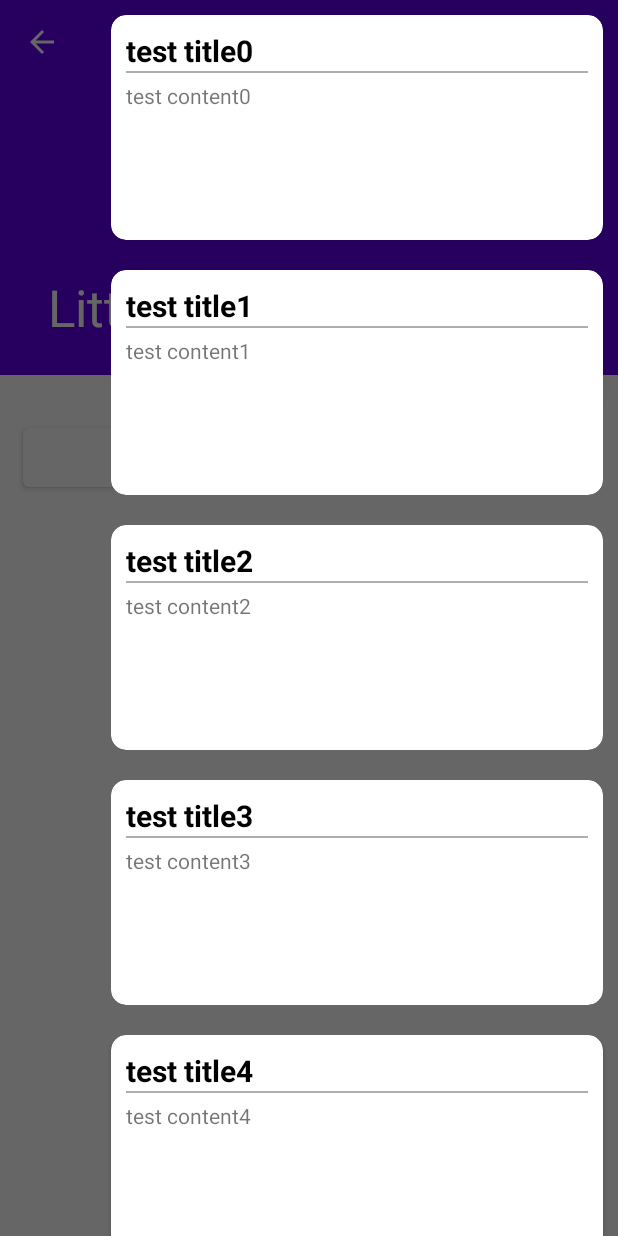
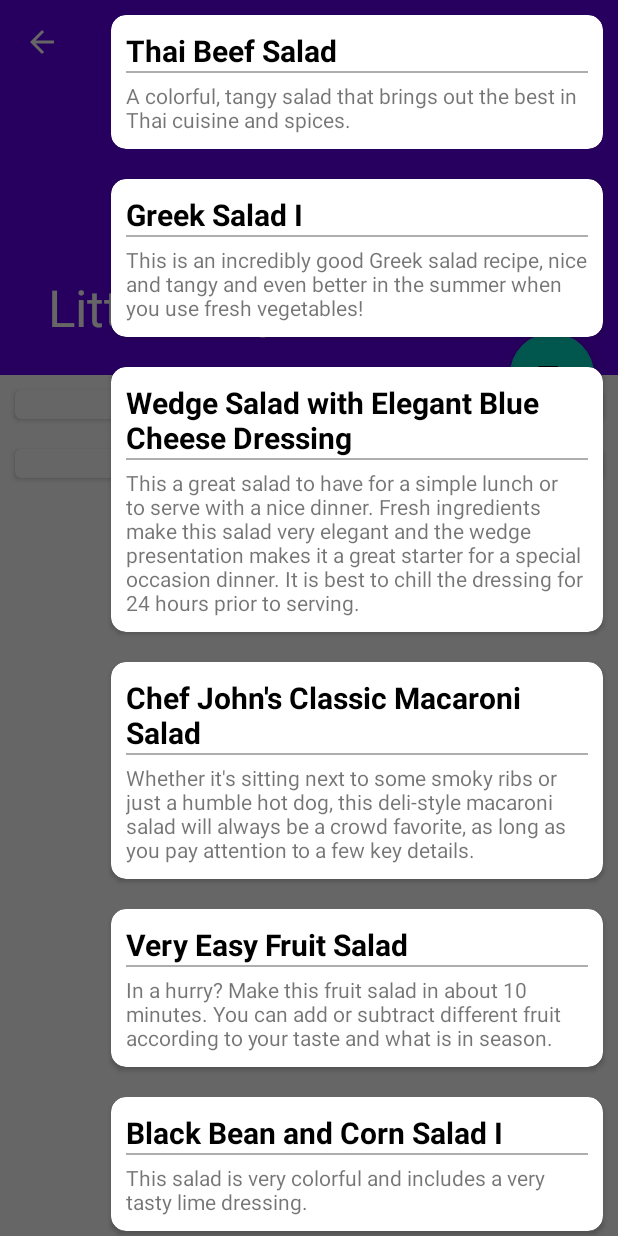
Before and after one commit to Mai-hh/PSIntership, an Android app: the RecipeActivity screen opened directly, with no data from a screen before it, with the side drawer open, on a phone screen of 412 x 824 dp. Run offline under Robolectric (Android 15) with nearby library versions, the phone set to English and light mode, and no system bars; our stand-ins replace data binding.

Commit message:
在线IDE　ｔｅｓｔ

```diff
--- a/LittleRecipes/app/src/main/java/com/maihao/littlerecipes/activity/RecipeActivity.java
+++ b/LittleRecipes/app/src/main/java/com/maihao/littlerecipes/activity/RecipeActivity.java
@@ -7,9 +7,11 @@ import androidx.appcompat.widget.Toolbar;
 import androidx.core.view.GravityCompat;
 import androidx.databinding.DataBindingUtil;
 import androidx.drawerlayout.widget.DrawerLayout;
+import androidx.lifecycle.ViewModelProvider;
 
 import android.content.Intent;
 import android.os.Bundle;
+import android.util.Log;
 import android.view.MenuItem;
 import android.view.View;
 import android.view.WindowManager;
@@ -18,6 +20,7 @@ import com.google.android.material.appbar.CollapsingToolbarLayout;
 import com.google.android.material.floatingactionbutton.FloatingActionButton;
 import com.maihao.littlerecipes.R;
 import com.maihao.littlerecipes.databinding.ActivityRecipeBinding;
+import com.maihao.littlerecipes.viewmodel.QueryDataViewModel;
 
 public class RecipeActivity extends AppCompatActivity implements View.OnClickListener {
 
@@ -31,20 +34,29 @@ public class RecipeActivity extends AppCompatActivity implements View.OnClickLis
 
     CollapsingToolbarLayout toolbarLayout;
 
+    private QueryDataViewModel viewModel;
+
     @Override
     protected void onCreate(Bundle savedInstanceState) {
         super.onCreate(savedInstanceState);
         getWindow().setFlags(WindowManager.LayoutParams.FLAG_FULLSCREEN,WindowManager.LayoutParams.FLAG_FULLSCREEN);
         Intent intent = getIntent();
+//        viewModel = new ViewModelProvider(this, new ViewModelProvider.NewInstanceFactory()).get(QueryDataViewModel.class);
+//        viewModel.imageSrc.setValue(intent.getStringExtra("ImageSrc"));
+
         binding = DataBindingUtil.setContentView(this, R.layout.activity_recipe);
+        binding.setViewModel(viewModel);
         button = binding.chooseRecipesFloatingButton;
         toolbar = binding.recipeToolbar;
         toolbarLayout = binding.collapsingToolbar;
         mDrawerLayout = (DrawerLayout) binding.getRoot();
         button.setOnClickListener(this);
         initActionBar();
-        binding.collapsingToolbar.setTitle(intent.getStringExtra("title"));
+        toolbarLayout.setTitle(intent.getStringExtra("title"));
+        // todo 这句注释掉是希望用viewModel绑定
         binding.recipeImageView.setImageResource(intent.getIntExtra("imageId", 0));
+        binding.ingredientsTextView.setText(intent.getStringExtra("ingredients"));
+        binding.proceduresTextView.setText(intent.getStringExtra("procedures"));
     }
 
     private void initActionBar() {
--- a/LittleRecipes/app/src/main/java/com/maihao/littlerecipes/adapter/MainViewAdapter.java
+++ b/LittleRecipes/app/src/main/java/com/maihao/littlerecipes/adapter/MainViewAdapter.java
@@ -65,7 +65,9 @@ public class MainViewAdapter extends RecyclerView.Adapter<MainViewAdapter.MainVi
                 Intent intent = new Intent(mContext, RecipeActivity.class);
                 intent.putExtra("title", viewModel.title.getValue());
                 intent.putExtra("imageId", viewModel.imageId.getValue());
+                intent.putExtra("imageSrc", viewModel.imageSrc.getValue());
                 intent.putExtra("ingredients", viewModel.ingredients.getValue());
+                intent.putExtra("procedures", viewModel.procedures.getValue());
                 // todo 其他属性
                 mContext.startActivity(intent);
                 if (mContext instanceof RecipeActivity) {
--- a/LittleRecipes/app/src/main/java/com/maihao/littlerecipes/fragment/ChooseRecipesFragment.java
+++ b/LittleRecipes/app/src/main/java/com/maihao/littlerecipes/fragment/ChooseRecipesFragment.java
@@ -37,7 +37,7 @@ public class ChooseRecipesFragment extends Fragment {
     @Override
     public View onCreateView(@NonNull LayoutInflater inflater, @Nullable ViewGroup container, @Nullable Bundle savedInstanceState) {
         binding = DataBindingUtil.inflate(inflater, R.layout.fragment_choose_recipes, container, false);
-        // todo：测试，之后记得改成MVVM形式
+
         initData();
 
         mRecyclerView = binding.recipesRecyclerView;
@@ -50,18 +50,73 @@ public class ChooseRecipesFragment extends Fragment {
 
     private void initData() {
 
+        String[] titles = {
+                "Thai Beef Salad",
+                "Greek Salad I",
+                "Wedge Salad with Elegant Blue Cheese Dressing",
+                "Chef John's Classic Macaroni Salad",
+                "Very Easy Fruit Salad",
+                "Black Bean and Corn Salad I",
+                "Black Bean and Corn Salad II",
+                "Asian Coleslaw",
+                "Chef John's Ranch Dressing",
+                "Strawberry Spinach Salad I"};
+
+        String[] contents = {
+                "A colorful, tangy salad that brings out the best in Thai cuisine and spices.",
+                "This is an incredibly good Greek salad recipe, nice and tangy and even better in the summer when you use fresh vegetables!",
+                "This a great salad to have for a simple lunch or to serve with a nice dinner. Fresh ingredients make this salad very elegant and the wedge presentation makes it a great starter for a special occasion dinner. It is best to chill the dressing for 24 hours prior to serving.",
+                "Whether it's sitting next to some smoky ribs or just a humble hot dog, this deli-style macaroni salad will always be a crowd favorite, as long as you pay attention to a few key details.",
+                "In a hurry? Make this fruit salad in about 10 minutes. You can add or subtract different fruit according to your taste and what is in season.",
+                "This salad is very colorful and includes a very tasty lime dressing.",
+                "This salad is very colorful.",
+                "A great twist on cabbage salad. The peanut butter in the dressing is the secret.",
+                "It's been ages since I made homemade ranch dressing, and I'd forgotten how much better it is than the bottled stuff.",
+                "Someone brought this salad to a pot luck dinner and I had to have the recipe. I have made it many, many times since then and I have been asked for the recipe every time I bring it somewhere. It is also a great way to get kids to eat spinach!"
+        };
+
+        int[] imageIds = {
+                R.drawable.recipe_1,
+                R.drawable.recipe_2,
+                R.drawable.recipe_3,
+                R.drawable.recipe_4,
+                R.drawable.recipe_5,
+                R.drawable.recipe_6,
+                R.drawable.recipe_7,
+                R.drawable.recipe_8,
+                R.drawable.recipe_9,
+                R.drawable.recipe_10,
+        };
+
+        String[] imageSrcs = {
+                "@drawable/recipe_1",
+                "@drawable/recipe_2",
+                "@drawable/recipe_3",
+                "@drawable/recipe_4",
+                "@drawable/recipe_5",
+                "@drawable/recipe_6",
+                "@drawable/recipe_7",
+                "@drawable/recipe_8",
+                "@drawable/recipe_9",
+                "@drawable/recipe_10",
+        };
+
         for (int i = 0; i < 10; i++) {
-            RecipeData data = new RecipeData("test title" + i, "test content" + i);
-            data.setImageId(R.drawable.recipe_1);
+            RecipeData data = new RecipeData(titles[i], contents[i]);
+            data.setImageId(imageIds[i]);
             data.setIngredients("test ingredients" + i);
-//            RecipeData data = new RecipeData();
+            data.setProcedure("test procedures" + i);
+            data.setImageSrc(imageSrcs[i]);
             QueryDataViewModel viewModel = new QueryDataViewModel();
+//            QueryDataViewModel viewModel = new ViewModelProvider(this,
+//                    new ViewModelProvider.NewInstanceFactory()).get(QueryDataViewModel.class);
             viewModel.title.setValue(data.getTitle());
             viewModel.content.setValue(data.getContent());
             viewModel.imageId.setValue(data.getImageId());
+            viewModel.imageSrc.setValue(data.getImageSrc());
             viewModel.ingredients.setValue(data.getIngredients());
+            viewModel.procedures.setValue(data.getProcedure());
             viewModels.add(viewModel);
         }
-
     }
 }
--- a/LittleRecipes/app/src/main/java/com/maihao/littlerecipes/model/RecipeData.java
+++ b/LittleRecipes/app/src/main/java/com/maihao/littlerecipes/model/RecipeData.java
@@ -12,6 +12,15 @@ public class RecipeData {
     private String ingredients;
 
     private String procedure;
+    private String imageSrc;
+
+    public String getImageSrc() {
+        return imageSrc;
+    }
+
+    public void setImageSrc(String imageSrc) {
+        this.imageSrc = imageSrc;
+    }
 
     public RecipeData() {
 
--- a/LittleRecipes/app/src/main/java/com/maihao/littlerecipes/viewmodel/QueryDataViewModel.java
+++ b/LittleRecipes/app/src/main/java/com/maihao/littlerecipes/viewmodel/QueryDataViewModel.java
@@ -13,7 +13,11 @@ public class QueryDataViewModel extends ViewModel {
 
     public MutableLiveData<Integer> imageId = new MutableLiveData<>();
 
+    public MutableLiveData<String> imageSrc = new MutableLiveData<>();
+
     public MutableLiveData<String> ingredients = new MutableLiveData<>();
+
+    public MutableLiveData<String> procedures = new MutableLiveData<>();
 
     public MutableLiveData<String> getTitle() {
         return title;
--- a/LittleRecipes/app/src/main/res/layout/activity_recipe.xml
+++ b/LittleRecipes/app/src/main/res/layout/activity_recipe.xml
@@ -4,7 +4,10 @@
     xmlns:tools="http://schemas.android.com/tools">
 
     <data>
-
+        <import type="com.maihao.littlerecipes.viewmodel.QueryDataViewModel" />
+        <variable
+            name="viewModel"
+            type="QueryDataViewModel" />
     </data>
 
     <androidx.drawerlayout.widget.DrawerLayout
@@ -60,21 +63,33 @@
                 <LinearLayout
                     android:orientation="vertical"
                     android:layout_width="match_parent"
-                    android:layout_height="wrap_content">
+                    android:layout_height="match_parent">
 
                     <androidx.cardview.widget.CardView
                         android:layout_width="match_parent"
                         android:layout_height="wrap_content"
-                        android:layout_marginBottom="15dp"
-                        android:layout_marginHorizontal="15dp"
-                        android:layout_marginTop="35dp"
+                        android:layout_margin="10dp"
                         app:cardCornerRadius="4dp">
 
                         <TextView
-                            android:id="@+id/recipe_step"
-                            android:layout_width="wrap_content"
-                            android:layout_height="wrap_content"
-                            android:layout_margin="10dp" />
+                            android:id="@+id/ingredients_text_view"
+                            android:layout_width="match_parent"
+                            android:layout_height="match_parent"
+                            android:text="test ingredients" />
+
+                    </androidx.cardview.widget.CardView>
+
+                    <androidx.cardview.widget.CardView
+                        android:layout_width="match_parent"
+                        android:layout_height="wrap_content"
+                        android:layout_margin="10dp"
+                        app:cardCornerRadius="4dp">
+
+                        <TextView
+                            android:id="@+id/procedures_text_view"
+                            android:layout_width="match_parent"
+                            android:layout_height="match_parent"
+                            android:text="test procedures"/>
 
                     </androidx.cardview.widget.CardView>
 
--- a/LittleRecipes/app/src/main/res/layout/item_card_view.xml
+++ b/LittleRecipes/app/src/main/res/layout/item_card_view.xml
@@ -18,7 +18,7 @@
         <androidx.cardview.widget.CardView
             android:id="@+id/main_card_view"
             android:layout_width="match_parent"
-            android:layout_height="150dp"
+            android:layout_height="wrap_content"
             android:layout_margin="10dp"
             app:cardCornerRadius="10dp">
 
@@ -51,6 +51,7 @@
                     android:layout_marginTop="5dp"
                     android:layout_marginStart="10dp"
                     android:layout_marginEnd="10dp"
+                    android:layout_marginBottom="10dp"
                     android:layout_width="match_parent"
                     android:layout_height="match_parent"
                     tools:text="@{viewModel.content,default=Recipe_content}" />
```
